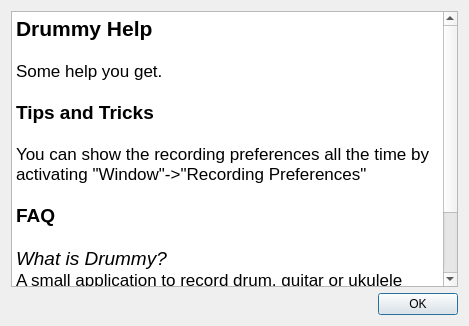
domoritz/drummy, file helpdialog.ui: the form before one commit.
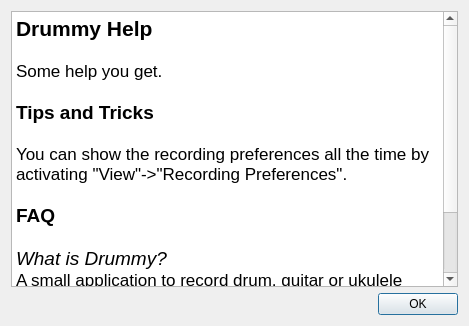
The form after the commit.

Commit message: fixed build issue on linux, moved menu->views to view

Diff of the .ui file:
```diff
--- a/helpdialog.ui
+++ b/helpdialog.ui
@@ -27,7 +27,7 @@
 &lt;p style=&quot;-qt-paragraph-type:empty; margin-top:0px; margin-bottom:0px; margin-left:0px; margin-right:0px; -qt-block-indent:0; text-indent:0px;&quot;&gt;&lt;/p&gt;
 &lt;p style=&quot; margin-top:0px; margin-bottom:0px; margin-left:0px; margin-right:0px; -qt-block-indent:0; text-indent:0px;&quot;&gt;&lt;span style=&quot; font-size:14pt; font-weight:600;&quot;&gt;Tips and Tricks&lt;/span&gt;&lt;/p&gt;
 &lt;p style=&quot;-qt-paragraph-type:empty; margin-top:0px; margin-bottom:0px; margin-left:0px; margin-right:0px; -qt-block-indent:0; text-indent:0px;&quot;&gt;&lt;/p&gt;
-&lt;p style=&quot; margin-top:0px; margin-bottom:0px; margin-left:0px; margin-right:0px; -qt-block-indent:0; text-indent:0px;&quot;&gt;You can show the recording preferences all the time by activating &amp;quot;Window&amp;quot;-&amp;gt;&amp;quot;Recording Preferences&amp;quot;&lt;/p&gt;
+&lt;p style=&quot; margin-top:0px; margin-bottom:0px; margin-left:0px; margin-right:0px; -qt-block-indent:0; text-indent:0px;&quot;&gt;You can show the recording preferences all the time by activating &amp;quot;View&amp;quot;-&amp;gt;&amp;quot;Recording Preferences&amp;quot;.&lt;/p&gt;
 &lt;p style=&quot;-qt-paragraph-type:empty; margin-top:0px; margin-bottom:0px; margin-left:0px; margin-right:0px; -qt-block-indent:0; text-indent:0px;&quot;&gt;&lt;/p&gt;
 &lt;p style=&quot; margin-top:0px; margin-bottom:0px; margin-left:0px; margin-right:0px; -qt-block-indent:0; text-indent:0px;&quot;&gt;&lt;span style=&quot; font-size:14pt; font-weight:600;&quot;&gt;FAQ&lt;/span&gt;&lt;/p&gt;
 &lt;p style=&quot;-qt-paragraph-type:empty; margin-top:0px; margin-bottom:0px; margin-left:0px; margin-right:0px; -qt-block-indent:0; text-indent:0px;&quot;&gt;&lt;/p&gt;
```
The commit also changes 5 other files.
